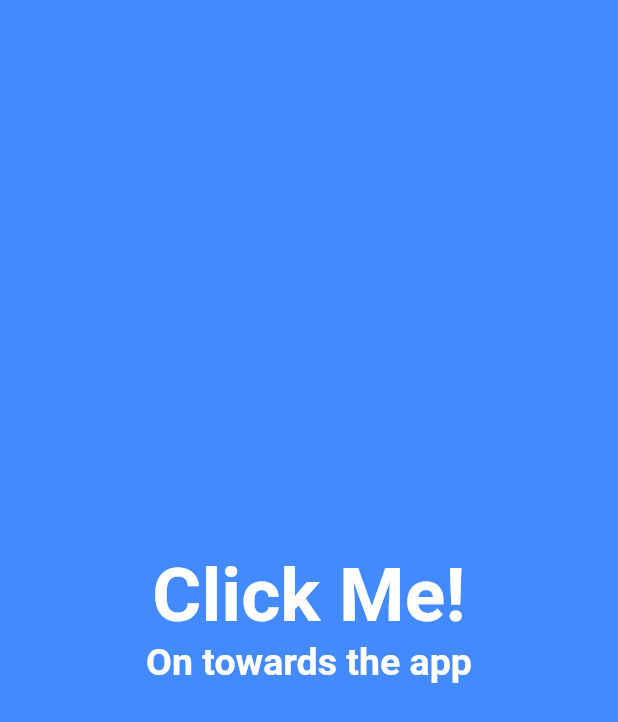
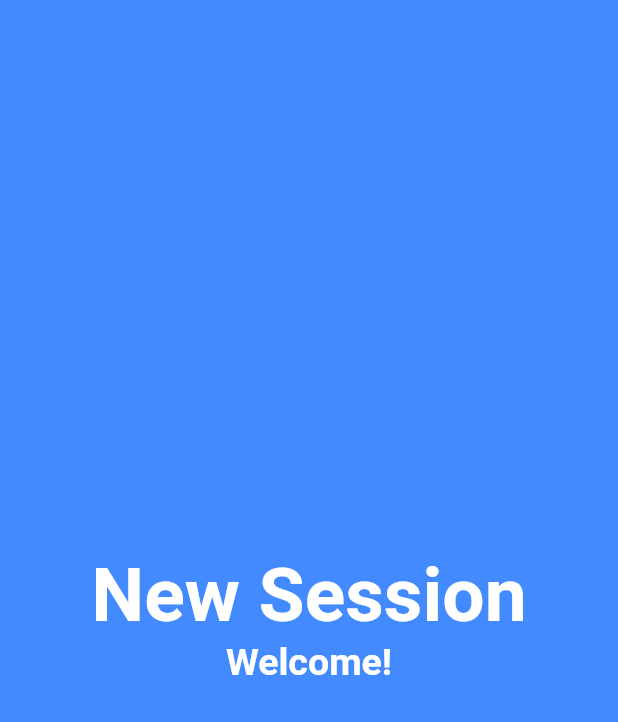
Before and after one commit to investcode/Bowling-App-Flutter, a Flutter app: the screen it shows after launch, on a phone screen of 412 x 824 dp. Shown: the top 722 px of the screen. Run offline on Flutter 3.47's test engine with Material 2 defaults, Android fonts, the phone set to English and light mode, and no system bars; our stand-ins replace firebase_auth, google_sign_in; accounts and stored records are empty.

Commit message:
Add template pages

```diff
--- a/lib/pages/bowling_landing_page.dart
+++ b/lib/pages/bowling_landing_page.dart
@@ -2,6 +2,7 @@ import 'package:flutter/material.dart';
 import '../ui/title_text.dart';
 import '../ui/subtitle_text.dart';
 import '../pages/score_submit_page.dart';
+import '../pages/session-page.dart';
 import 'package:google_sign_in/google_sign_in.dart';
 import 'dart:async';
 import 'package:firebase_auth/firebase_auth.dart';
@@ -15,14 +16,14 @@ class MyBowlingLandingPage extends StatelessWidget {
         onTap: () {
           if (_testSignInWithGoogle() != null) {
             Navigator.of(context).push(new MaterialPageRoute(
-            builder: (BuildContext context) => new MyScoreSubmitPage()));
+            builder: (BuildContext context) => new MySessionPage()));
           }
         },
         child: new Column(
           mainAxisAlignment: MainAxisAlignment.center,
           children: <Widget>[
-            new TitleText("Click Me!"),
-            new SubitleText("On towards the app")
+            new TitleText("New Session"),
+            new SubitleText("Welcome!")
           ],
         )
       ),
--- a/lib/pages/score_submit_page.dart
+++ b/lib/pages/score_submit_page.dart
@@ -1,6 +1,7 @@
 import 'package:flutter/material.dart';
 import '../ui/title_text.dart';
 import '../pages/bowling_landing_page.dart';
+import '../pages/session-page.dart';
 import 'dart:async';
 import 'package:firebase_auth/firebase_auth.dart';
 
@@ -54,7 +55,7 @@ class _ScoreSubmitPage extends State<MyScoreSubmitPage>{
                                     onPressed: () {
                                       print(_controller.text);
                                       print(_firebaseUser);
-                                      Navigator.of(context).push(new MaterialPageRoute(builder: (BuildContext context) => new MyBowlingLandingPage()));
+                                      Navigator.of(context).push(new MaterialPageRoute(builder: (BuildContext context) => new MySessionPage()));
                                     }
                                   )
                                 ],
--- /dev/null
+++ b/lib/pages/session-confirmation-page.dart
@@ -0,0 +1,53 @@
+import 'package:flutter/material.dart';
+import '../ui/title_text.dart';
+import '../pages/bowling_landing_page.dart';
+import 'dart:async';
+import 'package:firebase_auth/firebase_auth.dart';
+
+class MySessionConfirmationPage extends StatefulWidget {
+  MySessionConfirmationPage({Text test});
+
+  @override
+  _MySessionConfirmationPage createState() => new _MySessionConfirmationPage();
+}
+
+class _MySessionConfirmationPage extends State<MySessionConfirmationPage>{
+  final TextEditingController _controller = new TextEditingController();
+  static FirebaseAuth _auth = FirebaseAuth.instance;
+  Future<FirebaseUser> user = _auth.currentUser();
+  var _firebaseUser;
+    @override
+    Widget build(BuildContext context){
+      user.then((value) => _firebaseUser = value);
+      return new Material(
+        color: Colors.purpleAccent,
+        child: new Column(
+            mainAxisAlignment: MainAxisAlignment.center,
+            children: <Widget>[
+              new TitleText("Game Recorded!"),
+              new Card(
+                child: new Column(
+                  children: <Widget>[
+                    new Padding(padding: new EdgeInsets.symmetric(horizontal: 10.0),
+                      child: new Column(
+                        children: <Widget>[
+                        new RaisedButton(
+                          onPressed: () {
+                            Navigator.of(context).push(new MaterialPageRoute(builder: (BuildContext context) => new MyBowlingLandingPage()));
+                          },
+                          color: Colors.purpleAccent,
+                          textColor: Colors.white,
+                          child: new Text("Exit"),
+                        ),
+                        new Padding(padding: new EdgeInsets.all(10.0),),
+                        ],
+                      )
+                    )
+                  ],
+                )
+              )
+            ],
+          ),
+      );
+    }
+  }
--- /dev/null
+++ b/lib/pages/session-overview-page.dart
@@ -0,0 +1,63 @@
+import 'package:flutter/material.dart';
+import '../ui/title_text.dart';
+import '../pages/bowling_landing_page.dart';
+import '../pages/session-page.dart';
+import '../pages/session-confirmation-page.dart';
+import 'dart:async';
+import 'package:firebase_auth/firebase_auth.dart';
+
+class MySessionOverviewPage extends StatefulWidget {
+  MySessionOverviewPage({Text test});
+
+  @override
+  _MySessionOverviewPage createState() => new _MySessionOverviewPage();
+}
+
+class _MySessionOverviewPage extends State<MySessionOverviewPage>{
+  final TextEditingController _controller = new TextEditingController();
+  static FirebaseAuth _auth = FirebaseAuth.instance;
+  Future<FirebaseUser> user = _auth.currentUser();
+  var _firebaseUser;
+    @override
+    Widget build(BuildContext context){
+      user.then((value) => _firebaseUser = value);
+      return new Material(
+        color: Colors.purpleAccent,
+        child: new Column(
+            mainAxisAlignment: MainAxisAlignment.center,
+            children: <Widget>[
+              new TitleText("Session Overview"),
+              new Card(
+                child: new Column(
+                  children: <Widget>[
+                    new Padding(padding: new EdgeInsets.symmetric(horizontal: 10.0),
+                      child: new Column(
+                        children: <Widget>[
+                        new RaisedButton(
+                          onPressed: () {
+                            Navigator.of(context).push(new MaterialPageRoute(builder: (BuildContext context) => new MySessionConfirmationPage()));
+                          },
+                          color: Colors.purpleAccent,
+                          textColor: Colors.white,
+                          child: new Text("Ok!"),
+                        ),
+                        new RaisedButton(
+                          onPressed: () {
+                            Navigator.of(context).push(new MaterialPageRoute(builder: (BuildContext context) => new MySessionPage()));
+                          },
+                          color: Colors.purpleAccent,
+                          textColor: Colors.white,
+                          child: new Text("Back"),
+                        ),
+                        new Padding(padding: new EdgeInsets.all(10.0),),
+                        ],
+                      )
+                    )
+                  ],
+                )
+              )
+            ],
+          ),
+      );
+    }
+  }
--- /dev/null
+++ b/lib/pages/session-page.dart
@@ -0,0 +1,63 @@
+import 'package:flutter/material.dart';
+import '../ui/title_text.dart';
+import '../pages/bowling_landing_page.dart';
+import '../pages/session-overview-page.dart';
+import '../pages/score_submit_page.dart';
+import 'dart:async';
+import 'package:firebase_auth/firebase_auth.dart';
+
+class MySessionPage extends StatefulWidget {
+  MySessionPage({Text test});
+
+  @override
+  _MySessionPage createState() => new _MySessionPage();
+}
+
+class _MySessionPage extends State<MySessionPage>{
+  final TextEditingController _controller = new TextEditingController();
+  static FirebaseAuth _auth = FirebaseAuth.instance;
+  Future<FirebaseUser> user = _auth.currentUser();
+  var _firebaseUser;
+    @override
+    Widget build(BuildContext context){
+      user.then((value) => _firebaseUser = value);
+      return new Material(
+        color: Colors.purpleAccent,
+        child: new Column(
+            mainAxisAlignment: MainAxisAlignment.center,
+            children: <Widget>[
+              new TitleText("Session Page"),
+              new Card(
+                child: new Column(
+                  children: <Widget>[
+                    new Padding(padding: new EdgeInsets.symmetric(horizontal: 10.0),
+                      child: new Column(
+                        children: <Widget>[
+                        new RaisedButton(
+                          onPressed: () {
+                            Navigator.of(context).push(new MaterialPageRoute(builder: (BuildContext context) => new MyScoreSubmitPage()));
+                          },
+                          color: Colors.purpleAccent,
+                          textColor: Colors.white,
+                          child: new Text("Add Score"),
+                        ),
+                        new RaisedButton(
+                          onPressed: () {
+                            Navigator.of(context).push(new MaterialPageRoute(builder: (BuildContext context) => new MySessionOverviewPage()));
+                          },
+                          color: Colors.purpleAccent,
+                          textColor: Colors.white,
+                          child: new Text("Done Bowling"),
+                        ),
+                        new Padding(padding: new EdgeInsets.all(10.0),),
+                        ],
+                      )
+                    )
+                  ],
+                )
+              )
+            ],
+          ),
+      );
+    }
+  }
```
